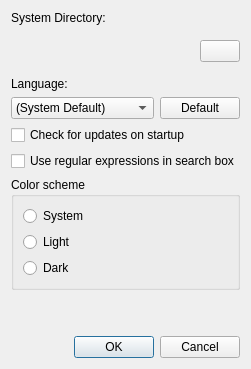
Before: the Qt Designer form src/qt/qt_vmmanager_preferences.ui in 86Box/86Box, drawn with Qt 5.
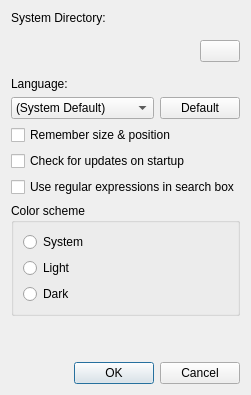
After: the same form once the commit is applied.

Commit message: Manager: Move the "remember size & position" option to Preferences dialog

Patch:
```diff
--- a/src/qt/qt_vmmanager_preferences.ui
+++ b/src/qt/qt_vmmanager_preferences.ui
@@ -92,6 +92,13 @@
      </item>
     </layout>
    </item>
+   <item>
+    <widget class="QCheckBox" name="rememberSizePositionCheckBox">
+     <property name="text">
+      <string>Remember size &amp;&amp; position</string>
+     </property>
+    </widget>
+   </item>
    <item>
     <widget class="QCheckBox" name="updateCheckBox">
      <property name="text">
```
Left out of the diff: 1 changed line with no effect on the pictures. The commit also changes 27 other files.
